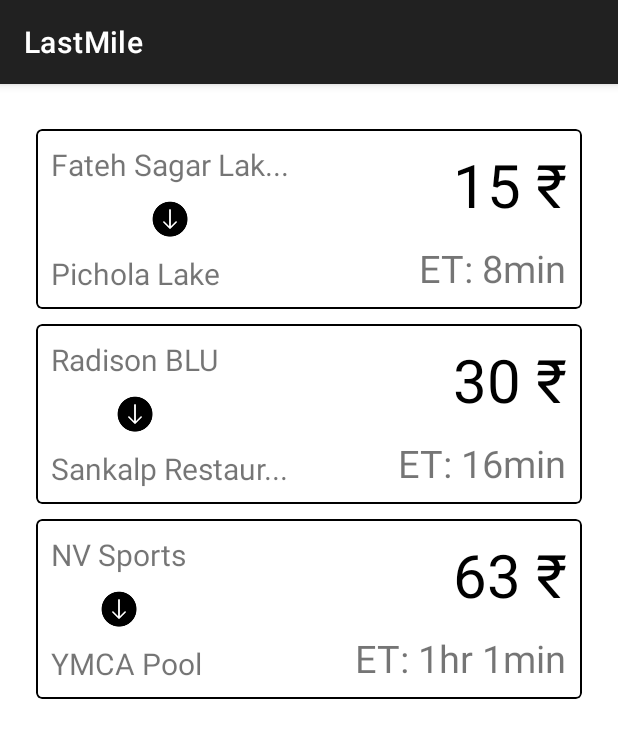
After one commit to Agrawal-31/UberHackTag, an Android app: the RouteOptionsActivity screen opened directly, with no data from a screen before it, on a phone screen of 412 x 824 dp. The commit adds this screen. Shown: the top 738 px of the screen. Run offline under Robolectric (Android 15) with nearby library versions, the phone set to English and light mode, and no system bars.

Commit message:
List getting rendered perfectly along with MAPS working

```diff
--- a/lastmile-android/app/src/main/AndroidManifest.xml
+++ b/lastmile-android/app/src/main/AndroidManifest.xml
@@ -2,6 +2,7 @@
 <manifest xmlns:android="http://schemas.android.com/apk/res/android"
     package="com.uber.lastmile">
 
+    <uses-permission android:name="android.permission.WAKE_LOCK" />
     <!--
          The ACCESS_COARSE/FINE_LOCATION permissions are not required to use
          Google Maps Android API v2, but you must specify either coarse or fine
@@ -30,7 +31,6 @@
         <meta-data
             android:name="com.google.android.geo.API_KEY"
             android:value="@string/google_maps_key" />
-
         <meta-data
             android:name="com.google.android.gms.version"
             android:value="@integer/google_play_services_version" />
@@ -48,6 +48,7 @@
         <activity android:name=".LoginActivity" />
         <activity android:name=".SignupActivity" />
         <activity android:name=".MapsActivity" />
+        <activity android:name=".RouteOptionsActivity" />
     </application>
 
 </manifest>
--- a/lastmile-android/app/src/main/java/com/uber/lastmile/MainActivity.java
+++ b/lastmile-android/app/src/main/java/com/uber/lastmile/MainActivity.java
@@ -88,7 +88,7 @@ public class MainActivity extends AppCompatActivity {
         letsGoButton.setOnClickListener(new View.OnClickListener() {
             @Override
             public void onClick(View v) {
-                Intent intent = new Intent(v.getContext(), MapsActivity.class);
+                Intent intent = new Intent(v.getContext(), RouteOptionsActivity.class);
                 startActivity(intent);
             }
         });
--- /dev/null
+++ b/lastmile-android/app/src/main/java/com/uber/lastmile/RouteOptionsActivity.java
@@ -0,0 +1,41 @@
+package com.uber.lastmile;
+
+import android.content.Intent;
+import android.os.Bundle;
+import android.view.View;
+import android.widget.AdapterView;
+import android.widget.ArrayAdapter;
+import android.widget.ListView;
+
+import androidx.appcompat.app.AppCompatActivity;
+
+import com.uber.lastmile.adapters.RouteAdapter;
+import com.uber.lastmile.models.RouteOption;
+
+import java.util.ArrayList;
+import java.util.List;
+
+public class RouteOptionsActivity extends AppCompatActivity {
+    public void onCreate(Bundle icicle) {
+        super.onCreate(icicle);
+
+        setContentView(R.layout.activity_route_options);
+
+        List<RouteOption> routeOptionList = new ArrayList<>();
+        routeOptionList.add(new RouteOption(1, "Fateh Sagar Lake", "Pichola Lake", 15, 500));
+        routeOptionList.add(new RouteOption(1, "Radison BLU", "Sankalp Restaurant", 30, 1000));
+        routeOptionList.add(new RouteOption(1, "NV Sports", "YMCA Pool", 63, 3700));
+
+        ListView listView = (ListView) findViewById(R.id.list_view);
+        ArrayAdapter<RouteOption> adapter = new RouteAdapter(this, routeOptionList);
+        listView.setAdapter(adapter);
+
+        listView.setOnItemClickListener( new AdapterView.OnItemClickListener() {
+            @Override
+            public void onItemClick(AdapterView<?> parent, View view, int position, long id) {
+                Intent intent = new Intent(view.getContext(), MapsActivity.class);
+                startActivity(intent);
+            }
+        });
+    }
+}
--- /dev/null
+++ b/lastmile-android/app/src/main/java/com/uber/lastmile/adapters/RouteAdapter.java
@@ -0,0 +1,54 @@
+package com.uber.lastmile.adapters;
+
+import android.content.Context;
+import android.view.LayoutInflater;
+import android.view.View;
+import android.view.ViewGroup;
+import android.widget.ArrayAdapter;
+import android.widget.Filterable;
+import android.widget.ListView;
+import android.widget.TextView;
+
+import com.uber.lastmile.R;
+import com.uber.lastmile.models.RouteOption;
+import com.uber.lastmile.utils.Utils;
+
+import java.util.List;
+
+public class RouteAdapter extends ArrayAdapter implements Filterable {
+    Context context;
+    List<RouteOption> routeOptionList;
+
+    public RouteAdapter(Context context, List<RouteOption> list) {
+        super(context, 0, list);
+        this.routeOptionList = list;
+        this.context = context;
+    }
+
+    @Override
+    public View getView(int position, View convertView, ViewGroup parent) {
+        LayoutInflater inflater = (LayoutInflater) context
+                .getSystemService(Context.LAYOUT_INFLATER_SERVICE);
+
+        View rowView = inflater.from(parent.getContext()).inflate(R.layout.row_layout, parent, false);
+        TextView sourceTextView = rowView.findViewById(R.id.fromText);
+        TextView destinationTextView = rowView.findViewById(R.id.toText);
+        TextView rewardTextView = rowView.findViewById(R.id.rewardText);
+        TextView timeTextView = rowView.findViewById(R.id.timeText);
+
+        RouteOption routeOption = routeOptionList.get(position);
+        sourceTextView.setText(Utils.stringTrimmer(routeOption.getFrom()));
+        destinationTextView.setText(Utils.stringTrimmer(routeOption.getTo()));
+        rewardTextView.setText(String.valueOf(routeOption.getReward()));
+        timeTextView.setText(Utils.secondsToString(routeOption.getDuration()));
+
+        rowView.setLayoutParams(new ListView.LayoutParams(
+                ListView.LayoutParams.MATCH_PARENT,
+                ListView.LayoutParams.WRAP_CONTENT
+        ));
+
+        return rowView;
+    }
+
+
+}
--- /dev/null
+++ b/lastmile-android/app/src/main/java/com/uber/lastmile/models/RouteOption.java
@@ -0,0 +1,33 @@
+package com.uber.lastmile.models;
+
+public class RouteOption {
+    Integer id;
+    String from;
+    String to;
+    Integer reward;
+    Integer duration;
+
+    public RouteOption(Integer id, String from, String to, Integer reward, Integer duration) {
+        this.id = id;
+        this.from = from;
+        this.to = to;
+        this.reward = reward;
+        this.duration = duration;
+    }
+
+    public String getFrom() {
+        return from;
+    }
+
+    public String getTo() {
+        return to;
+    }
+
+    public Integer getReward() {
+        return reward;
+    }
+
+    public Integer getDuration() {
+        return duration;
+    }
+}
--- /dev/null
+++ b/lastmile-android/app/src/main/java/com/uber/lastmile/utils/Utils.java
@@ -0,0 +1,25 @@
+package com.uber.lastmile.utils;
+
+public class Utils {
+
+    public static String secondsToString(int totalSecs){
+        int hours = totalSecs / 3600;
+        int minutes = (totalSecs % 3600) / 60;
+
+        String timeString = "ET:";
+
+        if(hours > 0) {
+         timeString += String.format(" %dhr", hours);
+        }
+
+        timeString += String.format(" %dmin", minutes);
+        return timeString;
+    }
+
+    public static String stringTrimmer(String str){
+        if(str.length() <= 15)
+            return str;
+
+        return str.substring(0, 15) + "...";
+    }
+}
--- /dev/null
+++ b/lastmile-android/app/src/main/res/layout/activity_route_options.xml
@@ -0,0 +1,23 @@
+<?xml version="1.0" encoding="utf-8"?>
+<LinearLayout xmlns:android="http://schemas.android.com/apk/res/android"
+    xmlns:app="http://schemas.android.com/apk/res-auto"
+    xmlns:tools="http://schemas.android.com/tools"
+    android:layout_width="match_parent"
+    android:layout_height="match_parent"
+    android:paddingLeft="24dp"
+    android:paddingTop="30dp"
+    android:paddingRight="24dp"
+    tools:context=".RouteOptionsActivity"
+    android:orientation="vertical">
+
+    <ListView
+        android:id="@+id/list_view"
+        android:layout_width="match_parent"
+        android:dividerHeight="10dp"
+        android:divider="@color/white"
+        android:layout_height="wrap_content" />
+    <TextView
+        android:layout_width="match_parent"
+        android:layout_height="wrap_content"
+        android:id="@android:id/empty"/>
+</LinearLayout>
--- /dev/null
+++ b/lastmile-android/app/src/main/res/layout/row_layout.xml
@@ -0,0 +1,90 @@
+<?xml version="1.0" encoding="utf-8"?>
+<RelativeLayout xmlns:android="http://schemas.android.com/apk/res/android"
+    xmlns:tools="http://schemas.android.com/tools"
+    android:layout_width="match_parent"
+    android:layout_height="wrap_content">
+
+    <com.google.android.material.card.MaterialCardView xmlns:android="http://schemas.android.com/apk/res/android"
+        xmlns:app="http://schemas.android.com/apk/res-auto"
+        android:layout_width="match_parent"
+        android:layout_height="wrap_content"
+        android:layout_gravity="center"
+        app:cardPreventCornerOverlap="false"
+        app:strokeColor="@color/black"
+        app:strokeWidth="1dp">
+
+        <androidx.constraintlayout.widget.ConstraintLayout
+            android:layout_width="match_parent"
+            android:layout_height="wrap_content">
+
+            <TextView
+                android:id="@+id/fromText"
+                android:layout_width="wrap_content"
+                android:layout_height="wrap_content"
+                android:ellipsize="end"
+                android:maxLength="20"
+                android:maxLines="1"
+                android:padding="10dp"
+                android:text="From"
+                android:textSize="20sp"
+                app:layout_constraintLeft_toLeftOf="parent"
+                app:layout_constraintTop_toTopOf="parent" />
+
+            <ImageView
+                android:layout_width="25dp"
+                android:layout_height="25dp"
+                android:src="@drawable/icons8_scroll_down_100"
+                app:layout_constraintBottom_toTopOf="@+id/toText"
+                app:layout_constraintEnd_toEndOf="@+id/fromText"
+                app:layout_constraintStart_toStartOf="@+id/toText"
+                app:layout_constraintTop_toBottomOf="@+id/fromText" />
+
+            <TextView
+                android:id="@+id/toText"
+                android:layout_width="wrap_content"
+                android:layout_height="wrap_content"
+                android:ellipsize="end"
+                android:maxLength="20"
+                android:maxLines="1"
+                android:padding="10dp"
+                android:text="To"
+                android:textSize="20sp"
+                app:layout_constraintBottom_toBottomOf="parent"
+                app:layout_constraintLeft_toLeftOf="parent" />
+
+            <TextView
+                android:id="@+id/rewardText"
+                android:layout_width="wrap_content"
+                android:layout_height="wrap_content"
+                android:paddingVertical="10dp"
+                android:text="30"
+                android:textColor="@color/black"
+                android:textSize="40sp"
+                app:layout_constraintRight_toLeftOf="@id/rupee"
+                app:layout_constraintTop_toTopOf="parent" />
+
+            <TextView
+                android:id="@+id/rupee"
+                android:layout_width="wrap_content"
+                android:layout_height="wrap_content"
+                android:padding="10dp"
+                android:text="@string/Rs"
+                android:textColor="@color/black"
+                android:textSize="40sp"
+                app:layout_constraintRight_toRightOf="parent"
+                app:layout_constraintTop_toTopOf="parent" />
+
+            <TextView
+                android:id="@+id/timeText"
+                android:layout_width="wrap_content"
+                android:layout_height="wrap_content"
+                android:padding="10dp"
+                android:text="20 min"
+                android:textSize="25sp"
+                app:layout_constraintBottom_toBottomOf="parent"
+                app:layout_constraintRight_toRightOf="parent" />
+
+
+        </androidx.constraintlayout.widget.ConstraintLayout>
+    </com.google.android.material.card.MaterialCardView>
+</RelativeLayout>
--- a/lastmile-android/app/src/main/res/values/strings.xml
+++ b/lastmile-android/app/src/main/res/values/strings.xml
@@ -8,4 +8,5 @@
     <string name="hello_world">Hello Square World!</string>
     <string name="action_settings">Settings</string>
     <string name="sign_out">Sign Out</string>
+    <string name="Rs">\u20B9</string>
 </resources>
```
Also changed, not shown: lastmile-android/app/src/main/java/com/uber/lastmile/LoginActivity.java (+3 -7 lines), lastmile-android/app/src/main/java/com/uber/lastmile/MapsActivity.java (+133 -86 lines), lastmile-android/app/src/main/java/com/uber/lastmile/SignupActivity.java (+2 -7 lines), lastmile-android/app/src/main/res/drawable/icons8_scroll_down_100.png (added).
